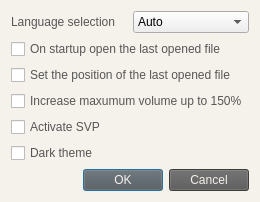
Qt form forms/settings_window.ui (Communist02/AnimePlayer) before a commit.
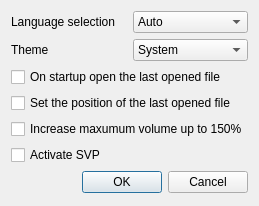
The same form after that commit. Icons and pictures are not drawn.

```diff
--- a/forms/settings_window.ui
+++ b/forms/settings_window.ui
@@ -6,8 +6,8 @@
    <rect>
     <x>0</x>
     <y>0</y>
-    <width>260</width>
-    <height>202</height>
+    <width>254</width>
+    <height>206</height>
    </rect>
   </property>
   <property name="windowTitle">
@@ -17,24 +17,6 @@
    <iconset>
     <normaloff>../favicon.ico</normaloff>../favicon.ico</iconset>
   </property>
-  <property name="styleSheet">
-   <string notr="true">QDialog {
-	background-color: rgb(245, 241, 235);
-}
-
-QLabel {
-	color: rgb(87, 86, 86);
-}
-
-QCheckBox {
-	color: rgb(87, 86, 86);
-}
-
-QPushButton {
-	background-color: rgb(87, 86, 86);
-	color: rgb(245, 241, 235);
-}</string>
-  </property>
   <layout class="QVBoxLayout" name="verticalLayout">
    <item>
     <layout class="QHBoxLayout" name="horizontalLayout">
@@ -66,6 +48,39 @@
      </item>
     </layout>
    </item>
+   <item>
+    <layout class="QHBoxLayout" name="horizontalLayout_2">
+     <item>
+      <widget class="QLabel" name="labelTheme">
+       <property name="text">
+        <string>Theme</string>
+       </property>
+      </widget>
+     </item>
+     <item>
+      <widget class="QComboBox" name="theme">
+       <property name="currentText">
+        <string>System</string>
+       </property>
+       <item>
+        <property name="text">
+         <string>System</string>
+        </property>
+       </item>
+       <item>
+        <property name="text">
+         <string>Light</string>
+        </property>
+       </item>
+       <item>
+        <property name="text">
+         <string>Dark</string>
+        </property>
+       </item>
+      </widget>
+     </item>
+    </layout>
+   </item>
    <item>
     <widget class="QCheckBox" name="openLastFile">
      <property name="text">
@@ -94,13 +109,6 @@
      </property>
     </widget>
    </item>
-   <item>
-    <widget class="QCheckBox" name="darkTheme">
-     <property name="text">
-      <string>Dark theme</string>
-     </property>
-    </widget>
-   </item>
    <item>
     <widget class="QDialogButtonBox" name="buttonBox">
      <property name="orientation">
```
Left out of the diff: 4 changed lines with no effect on the pictures.
